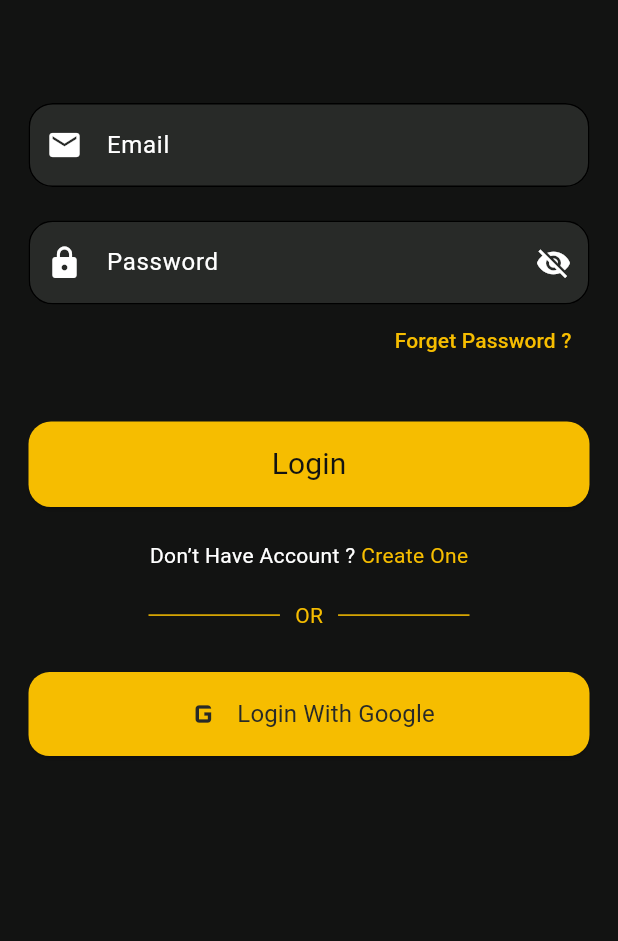
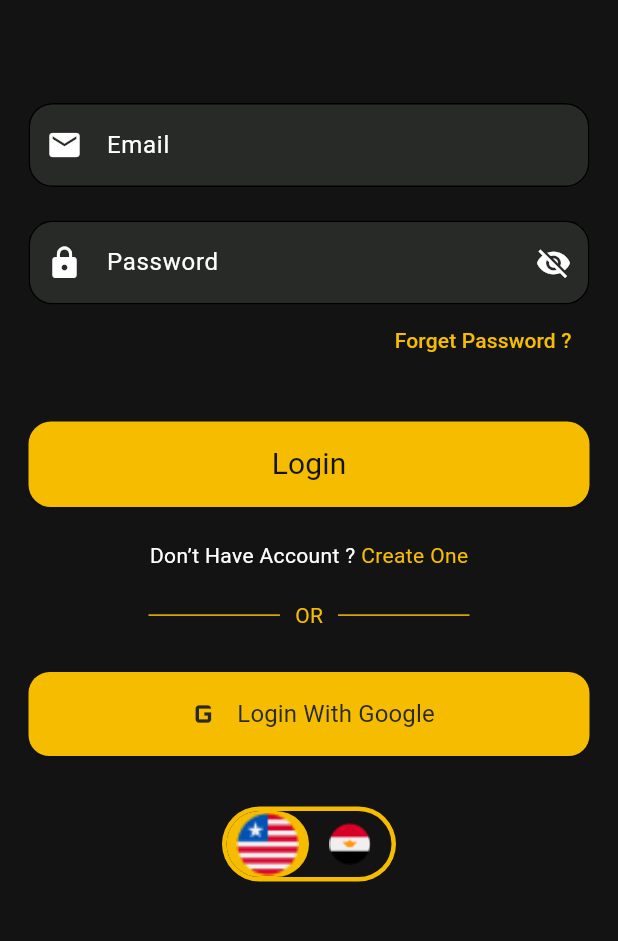
Before and after one commit to mohamed12339/Movie-Verse, a Flutter app: the screen it shows after launch, after a tap on "Explore Now", on a phone screen of 412 x 824 dp, the part 281-1222 px from its top. Run offline on Flutter 3.47's test engine with Material 3 defaults, Android fonts, the phone set to English and light mode, and no system bars; drawn by our look-alikes of animated_toggle_switch; our stand-ins replace dio, flutter_bloc, get_it, injectable, pretty_dio_logger, retrofit and 1 more; generated files the repository leaves out were written again; network calls fail.

Commit message:
Complete login and register screen (still to complete login with google and change language En to Ar)

```diff
--- a/lib/core/app_routes.dart
+++ b/lib/core/app_routes.dart
@@ -1,4 +1,5 @@
 import 'package:flutter/material.dart';
+import 'package:project_movie_app/core/screens/home.dart';
 import 'package:project_movie_app/core/screens/on_boarding/explore.dart';
 import 'package:project_movie_app/core/screens/splash/splash.dart';
 import 'package:project_movie_app/features/auth/ui/login/view/login.dart';
@@ -10,4 +11,5 @@ abstract final class AppRoutes {
   static Route get login => MaterialPageRoute(builder: (_) => Login());
   static Route get register => MaterialPageRoute(builder: (_) => Register());
   static Route get explore => MaterialPageRoute(builder: (_) => Explore());
+  static Route get home => MaterialPageRoute(builder: (_) => Home());
 }
--- a/lib/core/assets/app_assets.dart
+++ b/lib/core/assets/app_assets.dart
@@ -20,7 +20,7 @@ class AppAssets {
   static const String icHome = "assets/images/ic_home.png";
   static const String icProfile = "assets/images/ic_profile.png";
   static const String icSearch = "assets/images/ic_search.png";
-  static const String icEgypt = "assets/images/icon_egypt.pngg";
+  static const String icEgypt = "assets/images/icon_egypt.png";
   static const String icUs = "assets/images/icon_us.png";
 
   // Posters
--- /dev/null
+++ b/lib/core/widget/language_toggle.dart
@@ -0,0 +1,59 @@
+import 'package:animated_toggle_switch/animated_toggle_switch.dart';
+import 'package:flutter/material.dart';
+import 'package:project_movie_app/core/assets/app_assets.dart';
+import 'package:project_movie_app/core/styles/app_colors.dart';
+
+class LanguageToggle extends StatefulWidget {
+  final String initialValue;
+  final ValueChanged<String> onChanged;
+
+  const LanguageToggle({
+    Key? key,
+    required this.initialValue,
+    required this.onChanged,
+  }) : super(key: key);
+
+  @override
+  State<LanguageToggle> createState() => _LanguageToggleState();
+}
+
+class _LanguageToggleState extends State<LanguageToggle> {
+  late String _currentLang;
+
+  @override
+  void initState() {
+    super.initState();
+    _currentLang = widget.initialValue;
+  }
+
+  @override
+  Widget build(BuildContext context) {
+    return AnimatedToggleSwitch<String>.size(
+      current: _currentLang,
+      values: const ["en", "ar"],
+      indicatorSize: const Size.fromWidth(55),
+      borderWidth: 3.0,
+      iconOpacity: 1.0,
+      selectedIconScale: 1.5,
+      style: ToggleStyle(
+        backgroundColor: AppColors.black12,
+        indicatorColor: AppColors.yellowF6,
+        borderColor: AppColors.yellowF6,
+        borderRadius: BorderRadius.circular(30),
+      ),
+      iconBuilder: (value) {
+        return Image.asset(
+          value == "en" ? AppAssets.icUs : AppAssets.icEgypt,
+          width: 28,
+          height: 28,
+        );
+      },
+      onChanged: (value) {
+        setState(() {
+          _currentLang = value;
+        });
+        widget.onChanged(value);
+      },
+    );
+  }
+}
--- a/lib/features/auth/ui/login/view/login.dart
+++ b/lib/features/auth/ui/login/view/login.dart
@@ -9,6 +9,8 @@ import 'package:project_movie_app/core/styles/dialog_utils.dart';
 import 'package:project_movie_app/features/auth/ui/auth_text_field/auth_text_field.dart';
 import 'package:project_movie_app/features/auth/ui/login/cubit/login_cubit.dart';
 import 'package:project_movie_app/features/auth/ui/login/cubit/login_state.dart';
+
+import '../../../../../core/widget/language_toggle.dart';
 
 class Login extends StatefulWidget {
   @override
@@ -22,8 +24,6 @@ class _LoginState extends State<Login> {
 
   var passwordController = TextEditingController();
 
-  bool _obscurePassword = true;
-
   @override
   Widget build(BuildContext context) {
     return BlocListener<LoginCubit, LoginState>(
@@ -32,13 +32,13 @@ class _LoginState extends State<Login> {
         if (state.loginApi.hasData) {
           Navigator.pop(context);
 
-          Navigator.pushReplacement(context, AppRoutes.splash);
+          Navigator.pushReplacement(context, AppRoutes.home);
         } else if (state.loginApi.hasError) {
           Navigator.pop(context);
           showError(
             context,
             title: "Error",
-            content: "${state.loginApi.myError.message}",
+            content: state.loginApi.myError.message,
             posButtonTitle: "Ok",
           );
         } else if (state.loginApi.isLoading) {
@@ -177,7 +177,7 @@ class _LoginState extends State<Login> {
                 SizedBox(height: 33.6),
 
                 ////////////////////////////
-                //todo Language toggle
+                LanguageToggle(initialValue: "en", onChanged: (value) {}),
               ],
             ),
           ),
--- a/lib/features/auth/ui/register/view/register.dart
+++ b/lib/features/auth/ui/register/view/register.dart
@@ -8,6 +8,7 @@ import 'package:project_movie_app/features/auth/ui/auth_text_field/auth_text_fie
 import '../../../../../core/app_routes.dart';
 import '../../../../../core/di/di.dart';
 import '../../../../../core/styles/dialog_utils.dart';
+import '../../../../../core/widget/language_toggle.dart';
 import '../../../../network/model/request/register_request/register_request.dart';
 import '../cubit/register_cubit.dart';
 import '../cubit/register_state.dart';
@@ -53,7 +54,7 @@ class _RegisterState extends State<Register> {
       listener: (context, state) {
         if (state.registerApi.hasData) {
           Navigator.pop(context);
-          Navigator.pushReplacement(context, AppRoutes.splash);
+          Navigator.pushReplacement(context, AppRoutes.home);
         } else if (state.registerApi.hasError) {
           Navigator.pop(context);
           showError(
@@ -228,8 +229,9 @@ class _RegisterState extends State<Register> {
                       ),
                     ],
                   ),
+                  SizedBox(height: 18.25,),
 
-                  //todo Language toggle
+                  LanguageToggle(initialValue: "en", onChanged: (value) {}),
                 ],
               ),
             ),
--- a/lib/features/network/api/services.dart
+++ b/lib/features/network/api/services.dart
@@ -1,5 +1,7 @@
 import 'package:dio/dio.dart';
 import 'package:injectable/injectable.dart';
+import 'package:project_movie_app/features/network/model/response/login_response/login_response.dart';
+import 'package:project_movie_app/features/network/model/response/register_response/register_response.dart';
 import 'package:project_movie_app/features/network/model/response/token_response/token_response.dart';
 import 'package:retrofit/error_logger.dart';
 import 'package:retrofit/http.dart';
@@ -16,8 +18,8 @@ abstract class Services {
   factory Services(Dio dio) = _Services;
 
   @POST('/auth/login')
-  Future<TokenResponse> login(@Body() LoginRequest loginRequest);
+  Future<LoginResponse> login(@Body() LoginRequest loginRequest);
 
   @POST('/auth/register')
-  Future<TokenResponse> register(@Body() RegisterRequest registerRequest);
+  Future<RegisterResponse> register(@Body() RegisterRequest registerRequest);
 }
--- a/pubspec.yaml
+++ b/pubspec.yaml
@@ -42,6 +42,8 @@ dependencies:
   dio: ^5.9.0
   flutter_bloc: ^9.1.1
   pretty_dio_logger:
+  shared_preferences: ^2.5.3
+  animated_toggle_switch: ^0.8.5
 
 dev_dependencies:
   flutter_test:
```
Also changed, not shown: lib/core/screens/home.dart (added, +15 -0 lines), lib/core/utility/app_preferences/token_storage.dart (added, +20 -0 lines), lib/features/auth/data/repositories/auth/auth_repository_imp.dart (+24 -9 lines), lib/features/auth/data/repositories/auth/data_sources/auth_remote_data_source.dart (+4 -3 lines), lib/features/auth/data/repositories/auth/data_sources/auth_remote_data_source_imp.dart (+8 -5 lines), lib/features/network/model/response/login_response/login_response.dart (added, +22 -0 lines), lib/features/network/model/response/register_response/register_response.dart (added, +46 -0 lines), assets/images/icon_us.png, lib/features/network/api/services.g.dart, lib/features/network/model/response/login_response/login_response.g.dart (added), lib/features/network/model/response/register_response/register_response.g.dart (added), pubspec.lock, 1 other file.
